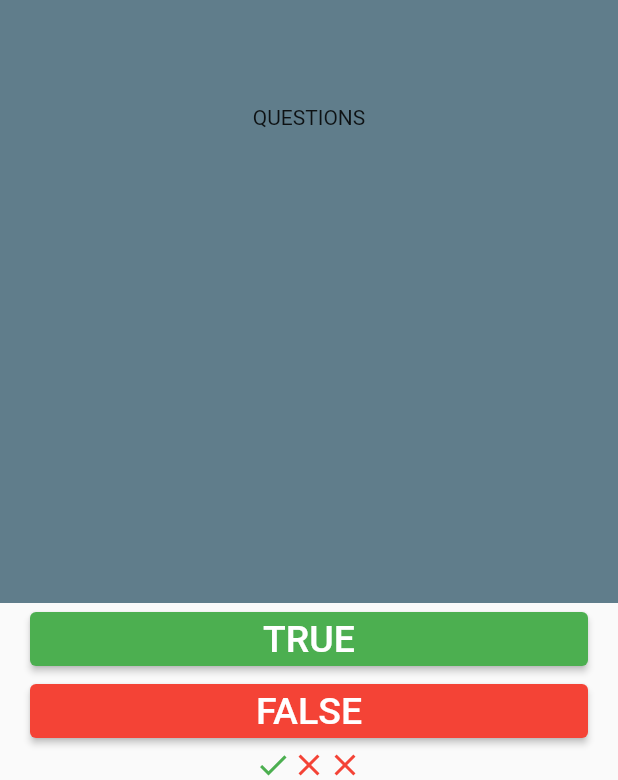
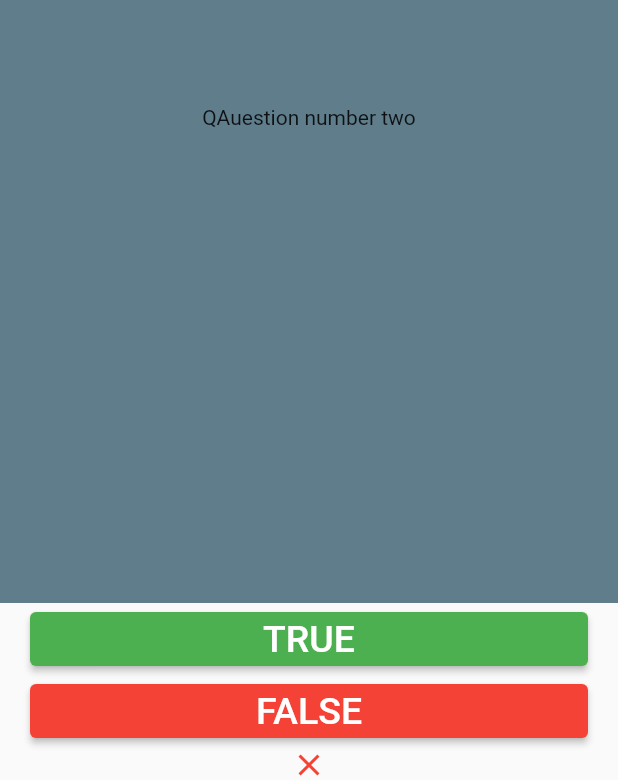
Before and after one commit to henry-dura/Dart-Quiz-Practice-App, a Flutter app: the screen it shows after launch, after a tap on "TRUE", on a phone screen of 412 x 824 dp. Shown: the part 453-1233 px from the top of the screen. Run offline on Flutter 3.47's test engine with Material 2 defaults, Android fonts, the phone set to English and light mode, and no system bars.

Commit message:
add questions and make buttons interractive

```diff
--- a/lib/main.dart
+++ b/lib/main.dart
@@ -1,4 +1,5 @@
 import 'package:flutter/material.dart';
+import 'question_structure.dart';
 
 void main() {
   runApp(const Display());
@@ -12,7 +13,7 @@ class Display extends StatelessWidget {
     return MaterialApp(
       home: SafeArea(
         child: Scaffold(
-          body: Quizz(),
+          body: const Quizz(),
           appBar: AppBar(
             backgroundColor: Colors.indigo,
             title: const Center(
@@ -25,9 +26,21 @@ class Display extends StatelessWidget {
   }
 }
 
-class Quizz extends StatelessWidget {
+class Quizz extends StatefulWidget {
   const Quizz({Key? key}) : super(key: key);
 
+  @override
+  State<Quizz> createState() => _QuizzState();
+}
+
+class _QuizzState extends State<Quizz> {
+  List<Icon> scoreIcons = [];
+  int questionNumber = 0;
+  List<Question_Structure> questions = [
+    Question_Structure('QAuestion number one', false),
+    Question_Structure('QAuestion number two', true),
+    Question_Structure('QAuestion number three', false)
+  ];
   @override
   Widget build(BuildContext context) {
     return Column(
@@ -36,35 +49,74 @@ class Quizz extends StatelessWidget {
         Expanded(
           child: Container(
             color: Colors.blueGrey,
-            child: Center(child: Text('QUESTIONS')),
+            child: Center(child: Text(questions[questionNumber].question)),
           ),
         ),
         Padding(
           padding: const EdgeInsets.symmetric(horizontal: 20),
           child: ElevatedButton(
-            style: ButtonStyle(backgroundColor: MaterialStatePropertyAll<Color>(Colors.green)),
+              style: const ButtonStyle(
+                  backgroundColor:
+                      MaterialStatePropertyAll<Color>(Colors.green)),
               onPressed: () {
-                print('click');
+                bool correctAnswer = questions[questionNumber].answer;
+                if (correctAnswer == true) {
+                  scoreIcons.add(
+                    Icon(
+                      Icons.done,
+                      color: Colors.green,
+                    ),
+                  );
+                } else {
+                  scoreIcons.add(Icon(
+                    Icons.close,
+                    color: Colors.red,
+                  ));
+                }
+                setState(() {
+                  if (questionNumber < questions.length - 1) {
+                    questionNumber += 1;
+                  }
+                });
               },
-              child: const Text('TRUE',style: TextStyle(fontSize: 25),)),
+              child: const Text(
+                'TRUE',
+                style: TextStyle(fontSize: 25),
+              )),
         ),
         Padding(
           padding: const EdgeInsets.symmetric(horizontal: 20),
           child: ElevatedButton(
-            style: ButtonStyle(backgroundColor:MaterialStatePropertyAll<Color>(Colors.red) ),
-              onPressed: (){print('false pressed');},
-              child: const Text('FALSE',style: TextStyle(fontSize: 25),)),
+              style: const ButtonStyle(
+                  backgroundColor: MaterialStatePropertyAll<Color>(Colors.red)),
+              onPressed: () {
+                bool correctAnswer = questions[questionNumber].answer;
+                if (correctAnswer == false) {
+                  scoreIcons.add(
+                    Icon(
+                      Icons.done,
+                      color: Colors.green,
+                    ),
+                  );
+                } else {
+                  scoreIcons.add(Icon(
+                    Icons.close,
+                    color: Colors.red,));
+                }
+                setState(() {
+                  if (questionNumber < questions.length - 1) {
+                    questionNumber += 1;
+                  }
+                });
+              },
+              child: const Text(
+                'FALSE',
+                style: TextStyle(fontSize: 25),
+              )),
         ),
-        const Row(
+        Row(
           mainAxisAlignment: MainAxisAlignment.center,
-          children: [
-            Icon(
-              Icons.done,
-              color: Colors.green,
-            ),
-            Icon(Icons.close,color: Colors.red,),
-            Icon(Icons.close,color: Colors.red,),
-          ],
+          children: scoreIcons,
         )
       ],
     );
--- /dev/null
+++ b/lib/question_structure.dart
@@ -0,0 +1,5 @@
+class Question_Structure{
+  String question;
+  bool answer;
+  Question_Structure(this.question,this.answer);
+}
```
